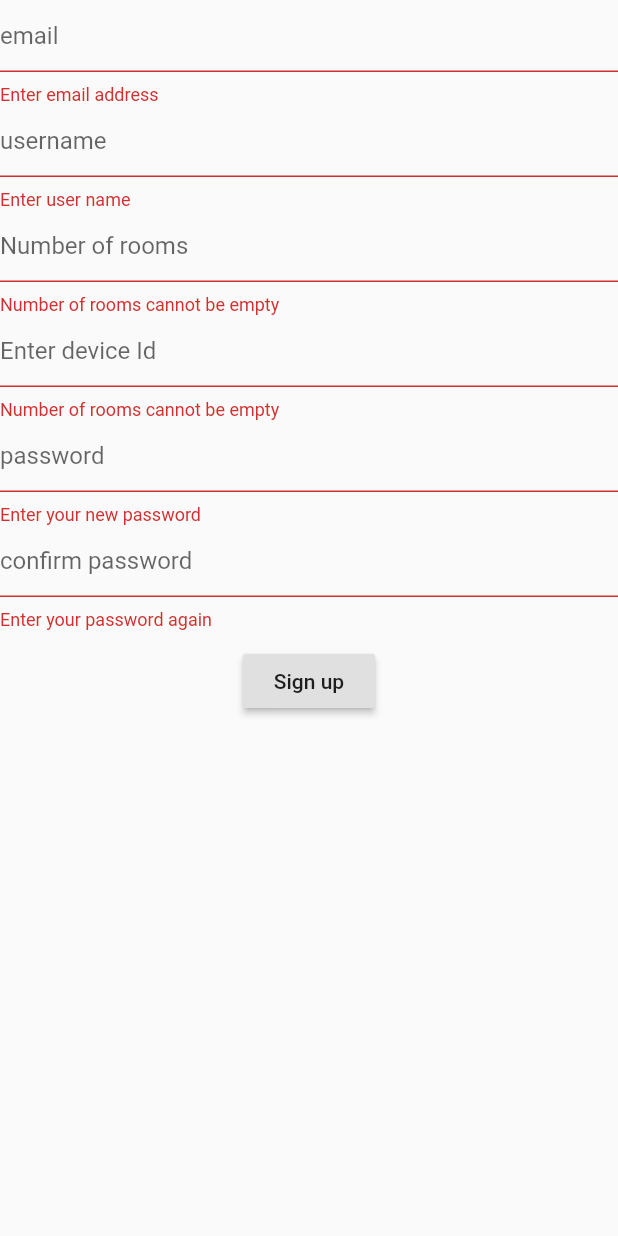
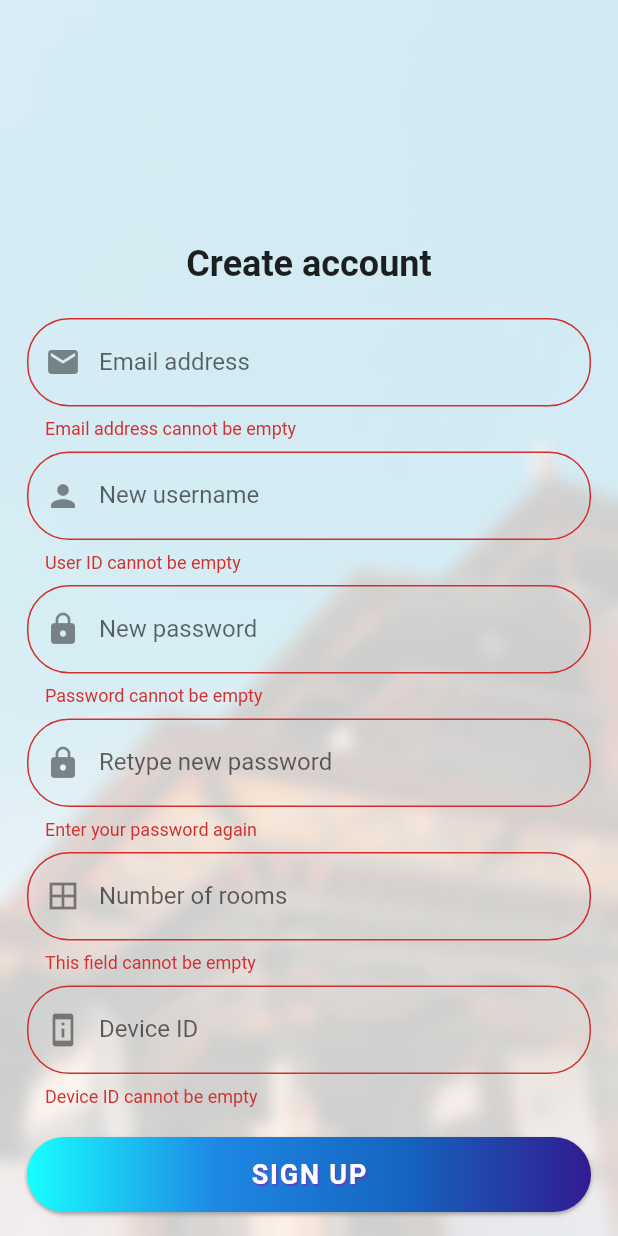
Before and after one commit to tashi-iu/innohome-app, a Flutter app: the screen it shows after launch, on a phone screen of 412 x 824 dp. Run offline on Flutter 3.47's test engine with Material 2 defaults, Android fonts, the phone set to English and light mode, and no system bars; our stand-ins replace image_picker, sqflite; accounts and stored records are empty.

Commit message:
Sign Up page UI + Optimization

```diff
--- a/analysis_options.yaml
+++ /dev/null
@@ -1,3 +0,0 @@
-analyzer:
-  language:
-    enableSuperMixins: true
--- a/lib/main.dart
+++ b/lib/main.dart
@@ -1,5 +1,5 @@
 import 'package:flutter/material.dart';
-import 'package:smart_switch_v2/pages/house_page.dart';
+import './pages/house_page.dart';
 import 'package:scoped_model/scoped_model.dart';
 
 import './util/database_helper.dart';
@@ -8,7 +8,7 @@ import './pages/signup_page.dart';
 
 import './scoped_model/scoped_room.dart';
 
-void main() async {
+void main() {
   runApp(MyApp());
 }
 
--- a/lib/pages/signup_page.dart
+++ b/lib/pages/signup_page.dart
@@ -6,6 +6,10 @@ import '../util/database_helper.dart';
 import '../model/user.dart';
 
 import '../pages/house_page.dart';
+import '../widgets/login_btn.dart';
+import '../widgets/login_field.dart';
+
+import 'dart:ui';
 
 class SignUp extends StatefulWidget {
   @override
@@ -33,7 +37,7 @@ class _SignUp extends State<SignUp> {
 
   String _validateUsername(String value) {
     if (value.isEmpty) {
-      return "Enter user name";
+      return "User ID cannot be empty";
     }
     if (value.length < 5) {
       return "Minimum length for user name is 5";
@@ -52,7 +56,7 @@ class _SignUp extends State<SignUp> {
   String _validateEmail(String value) {
     if (value.isEmpty) {
       // The form is empty
-      return "Enter email address";
+      return "Email address cannot be empty";
     }
     //regular expression for email addresses
     String p = "[a-zA-Z0-9\+\.\_\%\-\+]{1,256}" +
@@ -75,18 +79,18 @@ class _SignUp extends State<SignUp> {
 
   String _validateNoOfRooms(String value) {
     if (value.isEmpty) {
-      return "Number of rooms cannot be empty";
+      return "This field cannot be empty";
     }
     return null;
   }
 
   String _validateDeviceId(String value) {
     if (value.isEmpty) {
-      return "Number of rooms cannot be empty";
+      return "Device ID cannot be empty";
     }
 
     if (value.length < 5) {
-      return "Length of device Id shoud be greater than 5";
+      return "Length of device ID shoud be greater than 5";
     }
     return null;
   }
@@ -96,14 +100,14 @@ class _SignUp extends State<SignUp> {
       return "Enter your password again";
     }
     if (value != _passwordController.text) {
-      return "Your password does not match";
+      return "Password does not match";
     }
     return null;
   }
 
   String _validatePassword(String value) {
     if (value.isEmpty) {
-      return "Enter your new password";
+      return "Password cannot be empty";
     }
     if (value.length < 7) {
       return "Minimum password length is 7";
@@ -111,71 +115,138 @@ class _SignUp extends State<SignUp> {
     return null;
   }
 
-  Widget _buildEmailField() {
-    return TextFormField(
-      decoration: InputDecoration(hintText: "email"),
-      keyboardType: TextInputType.emailAddress,
-      validator: _validateEmail,
-      onSaved: (value) {
-        this.email = value;
-      },
+  @override
+  Widget build(BuildContext context) {
+    return Scaffold(
+      body: Container(
+        decoration: BoxDecoration(
+          image: DecorationImage(
+              image: AssetImage(
+                "assets/login.jpg",
+              ),
+              fit: BoxFit.cover),
+        ),
+        child: BackdropFilter(
+          filter: ImageFilter.blur(sigmaX: 5, sigmaY: 5),
+          child: Container(
+            padding: EdgeInsets.symmetric(horizontal: 18.0),
+            color: Colors.white.withOpacity(0.8),
+            child: Form(
+              autovalidate: true,
+              key: _signUpKey,
+              child: _loginPage(),
+            ),
+          ),
+        ),
+      ),
     );
   }
 
-  Widget _buildUsernameField() {
-    return TextFormField(
-      decoration: InputDecoration(hintText: "username"),
-      keyboardType: TextInputType.emailAddress,
-      validator: _validateUsername,
-      onSaved: (value) {
-        this.username = value;
-      },
+  Widget _loginPage() {
+    return ListView(
+      reverse: true,
+      children: <Widget>[
+        _loginButton(),
+        LoginInputTextField(
+          labelText: "Device ID",
+          hintText: "Check your innoHome device",
+          prefixIcon: Icon(Icons.perm_device_information),
+          validator: _validateDeviceId,
+          controller: null,
+          onSaved: (value) {
+            this.deviceId = value;
+          },
+          obscureText: false,
+        ),
+        LoginInputTextField(
+          labelText: "Number of rooms",
+          prefixIcon: Icon(Icons.border_all),
+          keyboardType: TextInputType.number,
+          validator: _validateNoOfRooms,
+          controller: null,
+          onSaved: (value) {
+            this.noOfRooms = num.parse(value);
+          },
+          obscureText: false,
+        ),
+        LoginInputTextField(
+          labelText: "Retype new password",
+          prefixIcon: Icon(Icons.lock),
+          keyboardType: TextInputType.text,
+          validator: _validateConfirmPassword,
+          obscureText: true,
+        ),
+        LoginInputTextField(
+          labelText: "New password",
+          prefixIcon: Icon(Icons.lock),
+          keyboardType: TextInputType.text,
+          validator: _validatePassword,
+          controller: _passwordController,
+          onSaved: (value) {
+            this.password = value;
+          },
+          obscureText: true,
+        ),
+        LoginInputTextField(
+          labelText: "New username",
+          hintText: "gyeltshenFamily",
+          prefixIcon: Icon(Icons.person),
+          keyboardType: TextInputType.emailAddress,
+          validator: _validateUsername,
+          controller: null,
+          onSaved: (value) {
+            this.username = value;
+          },
+          obscureText: false,
+        ),
+        LoginInputTextField(
+          labelText: "Email address",
+          hintText: "dorji@druknet.bt",
+          prefixIcon: Icon(Icons.email),
+          keyboardType: TextInputType.emailAddress,
+          validator: _validateEmail,
+          controller: null,
+          onSaved: (value) {
+            this.email = value;
+          },
+          obscureText: false,
+        ),
+        Padding(
+          padding: EdgeInsets.symmetric(vertical: 18.0),
+          child: Text(
+            "Create account",
+            style: TextStyle(fontSize: 24.0, fontWeight: FontWeight.w700),
+            textAlign: TextAlign.center,
+          ),
+        ),
+      ],
     );
   }
 
-  Widget _buildNumberOfRoomsField() {
-    return TextFormField(
-        decoration: InputDecoration(hintText: "Number of rooms"),
-        keyboardType: TextInputType.number,
-        validator: _validateNoOfRooms,
-        onSaved: (value) {
-          this.noOfRooms = num.parse(value);
-        });
-  }
-
-  Widget _buildDeviceIdField() {
-    return TextFormField(
-        decoration: InputDecoration(hintText: "Enter device Id"),
-        validator: _validateDeviceId,
-        onSaved: (value) {
-          this.deviceId = value;
-        });
-  }
-
-  Widget _buildPasswordField() {
-    return TextFormField(
-      decoration: InputDecoration(hintText: "password"),
-      controller: _passwordController,
-      obscureText: true,
-      keyboardType: TextInputType.text,
-      validator: _validatePassword,
-      onSaved: (value) {
-        this.password = value;
-      },
-    );
-  }
-
-  Widget _buildPasswordConirmField() {
-    return TextFormField(
-        decoration: InputDecoration(hintText: "confirm password"),
-        obscureText: true,
-        keyboardType: TextInputType.text,
-        validator: _validateConfirmPassword);
-  }
-
-  Widget _buildSubmitButton() {
-    return RaisedButton(
-      child: Text("Sign up"),
+  Widget _loginButton() {
+    return LoginButton(
+      child: Text(
+        "SIGN UP",
+        style: TextStyle(
+            color: Colors.white,
+            fontSize: 18,
+            fontWeight: FontWeight.w600,
+            shadows: [
+              Shadow(
+                  color: Colors.deepPurple,
+                  offset: Offset(1, 1),
+                  blurRadius: 1),
+            ],
+            letterSpacing: 1.2),
+      ),
+      gradient: LinearGradient(
+        colors: <Color>[
+          Colors.cyanAccent,
+          Colors.blue[600],
+          Colors.blue[800],
+          Colors.deepPurple[900]
+        ],
+      ),
       onPressed: () async {
         if (_signUpKey.currentState.validate()) {
           _signUpKey.currentState.save();
@@ -194,7 +265,7 @@ class _SignUp extends State<SignUp> {
             print(response["x_auth"]);
             User user = User(response["x_auth"]);
             int result = await db.saveUser(user);
-            if(result > 0){
+            if (result > 0) {
               print("user is saved");
             }
           }
@@ -202,32 +273,4 @@ class _SignUp extends State<SignUp> {
       },
     );
   }
-
-  @override
-  Widget build(BuildContext context) {
-    return Scaffold(
-      body: ListView(
-        children: <Widget>[
-          Form(
-            autovalidate: true,
-            key: _signUpKey,
-            child: Column(
-              children: <Widget>[
-                _buildEmailField(),
-                _buildUsernameField(),
-                _buildNumberOfRoomsField(),
-                _buildDeviceIdField(),
-                _buildPasswordField(),
-                _buildPasswordConirmField(),
-                Padding(
-                  padding: EdgeInsets.all(5),
-                ),
-                _buildSubmitButton(),
-              ],
-            ),
-          ),
-        ],
-      ),
-    );
-  }
 }
--- /dev/null
+++ b/lib/widgets/login_btn.dart
@@ -0,0 +1,42 @@
+import 'package:flutter/material.dart';
+
+class LoginButton extends StatelessWidget {
+  final Widget child;
+  final Gradient gradient;
+  final double width;
+  final double height;
+  final Function onPressed;
+
+  const LoginButton({
+    Key key,
+    @required this.child,
+    this.gradient,
+    this.width = double.infinity,
+    this.height = 50.0,
+    this.onPressed,
+  }) : super(key: key);
+
+  @override
+  Widget build(BuildContext context) {
+    return Container(
+      margin: EdgeInsets.symmetric(vertical: 16),
+      width: width,
+      height: 50.0,
+      decoration: BoxDecoration(gradient: gradient, borderRadius: BorderRadius.circular(28), boxShadow: [
+        BoxShadow(
+          color: Colors.grey[500],
+          offset: Offset(0.0, 1.5),
+          blurRadius: 1.5,
+        ),
+      ]),
+      child: Material(
+        color: Colors.transparent,
+        child: InkWell(
+            onTap: onPressed,
+            child: Center(
+              child: child,
+            )),
+      ),
+    );
+  }
+}
--- /dev/null
+++ b/lib/widgets/login_field.dart
@@ -0,0 +1,46 @@
+import 'package:flutter/material.dart';
+
+class LoginInputTextField extends StatelessWidget {
+  final Function onSaved;
+  final String labelText;
+  final String hintText;
+  final Widget prefixIcon;
+  final TextEditingController controller;
+  final TextInputType keyboardType;
+  final FormFieldValidator<String> validator;
+  final bool obscureText;
+
+  const LoginInputTextField({
+    Key key,
+    this.labelText,
+    this.hintText,
+    this.prefixIcon,
+    this.onSaved,
+    this.controller,
+    this.keyboardType,
+    this.validator,
+    this.obscureText,
+  }) : super(key: key);
+
+  @override
+  Widget build(BuildContext context) {
+    return Padding(
+      padding: EdgeInsets.symmetric(vertical: 4),
+      child: TextFormField(
+        decoration: InputDecoration(
+            labelText: labelText,
+            hintText: hintText,
+            prefixIcon: prefixIcon,
+            border: OutlineInputBorder(borderRadius: BorderRadius.circular(28)),
+            enabledBorder: OutlineInputBorder(
+                borderSide: BorderSide(color: Colors.cyan),
+                borderRadius: BorderRadius.circular(28))),
+        controller: controller,
+        obscureText: obscureText,
+        keyboardType: keyboardType,
+        validator: validator,
+        onSaved: onSaved,
+      ),
+    );
+  }
+}
--- a/lib/widgets/room_switch.dart
+++ b/lib/widgets/room_switch.dart
@@ -24,7 +24,7 @@ class _RoomSwitchState extends State<RoomSwitch> {
           onChanged: (bool value) {
             setState(() {
               widget.toggle = value;
-              postData(widget.roomName, widget.title, widget.toggle.toString());
+              //postData(widget.roomName, widget.title, widget.toggle.toString());
             });
           },
         ),
--- a/pubspec.yaml
+++ b/pubspec.yaml
@@ -49,6 +49,7 @@ flutter:
   #  - images/a_dot_ham.jpeg
   assets:
     - assets/bg.jpg
+    - assets/login.jpg
 
   # An image asset can refer to one or more resolution-specific "variants", see
   # https://flutter.io/assets-and-images/#resolution-aware.
```
Also changed, not shown: assets/login.jpg (added), flutter_01.png (added), 5 other files.
